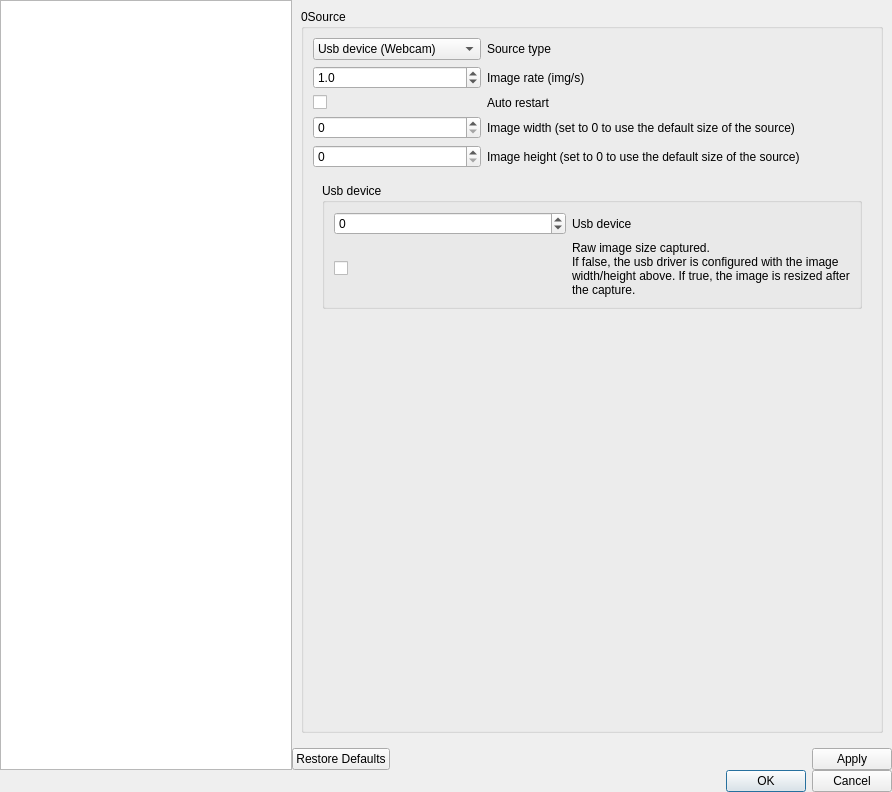
The window that guilib/src/ui/preferencesDialog.ui (introlab/rtabmap) describes before a commit, drawn with Qt 5.
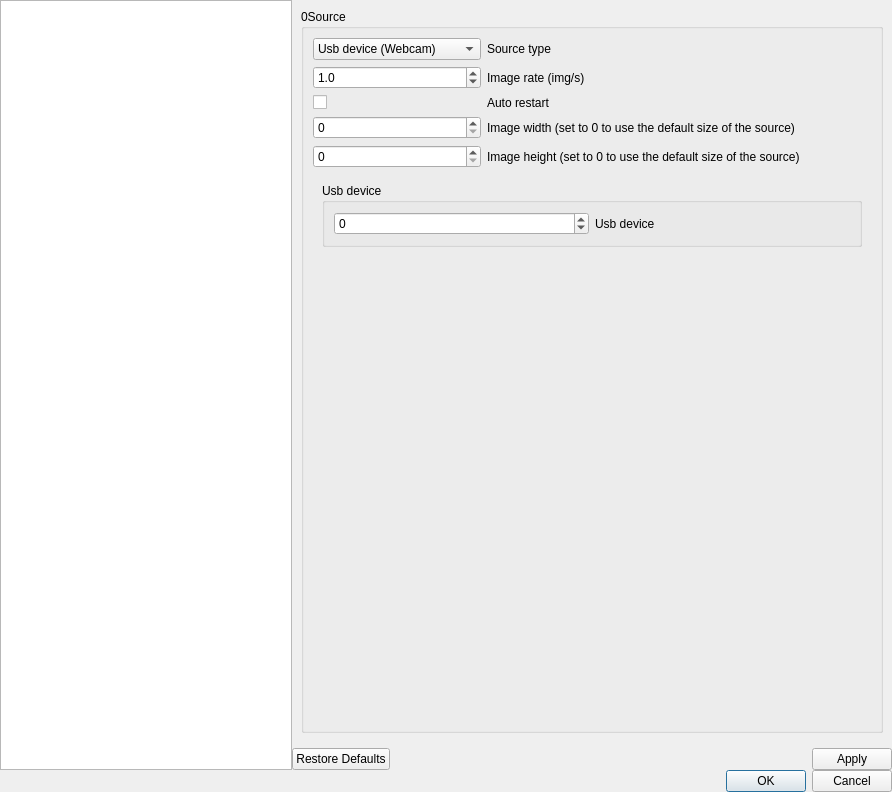
The same window after the commit. Icons and pictures are not drawn. Custom widgets are drawn as their Qt base class.

Commit message: reverted rawImageSizeCaptured parameter... (because OpenCV has already a default so native image over 640x480 cannot be extracted)

Patch:
```diff
--- a/guilib/src/ui/preferencesDialog.ui
+++ b/guilib/src/ui/preferencesDialog.ui
@@ -579,24 +579,6 @@
                        </property>
                       </widget>
                      </item>
-                     <item row="1" column="0">
-                      <widget class="QCheckBox" name="general_checkBox_rawImageSizeCaptured">
-                       <property name="text">
-                        <string/>
-                       </property>
-                      </widget>
-                     </item>
-                     <item row="1" column="1">
-                      <widget class="QLabel" name="label_13">
-                       <property name="text">
-                        <string>Raw image size captured.
-If false, the usb driver is configured with the image width/height above. If true, the image is resized after the capture.</string>
-                       </property>
-                       <property name="wordWrap">
-                        <bool>true</bool>
-                       </property>
-                      </widget>
-                     </item>
                     </layout>
                    </widget>
                   </item>
```
Left out of the diff: 2 changed lines with no effect on the pictures. The commit also changes 6 other files.
